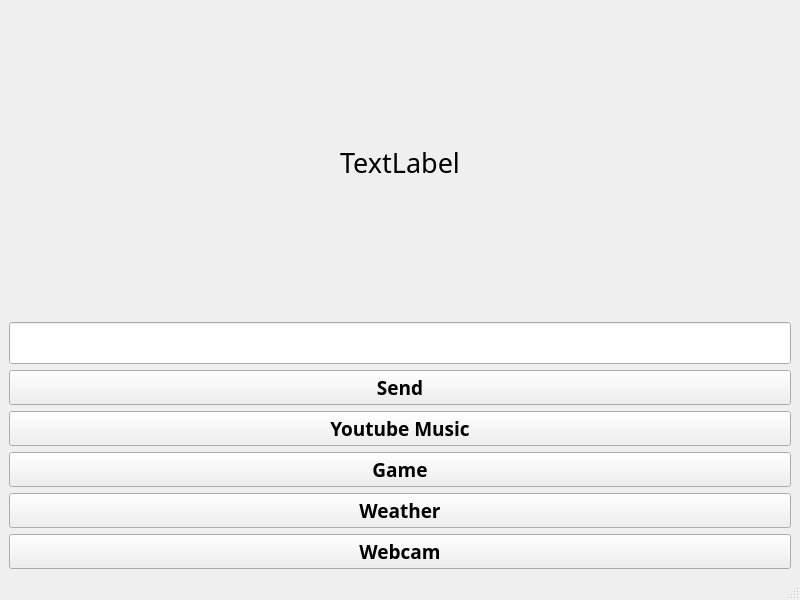
Old version of the form gui/main_window.ui in the repository sammiee5311/ai_assistant.
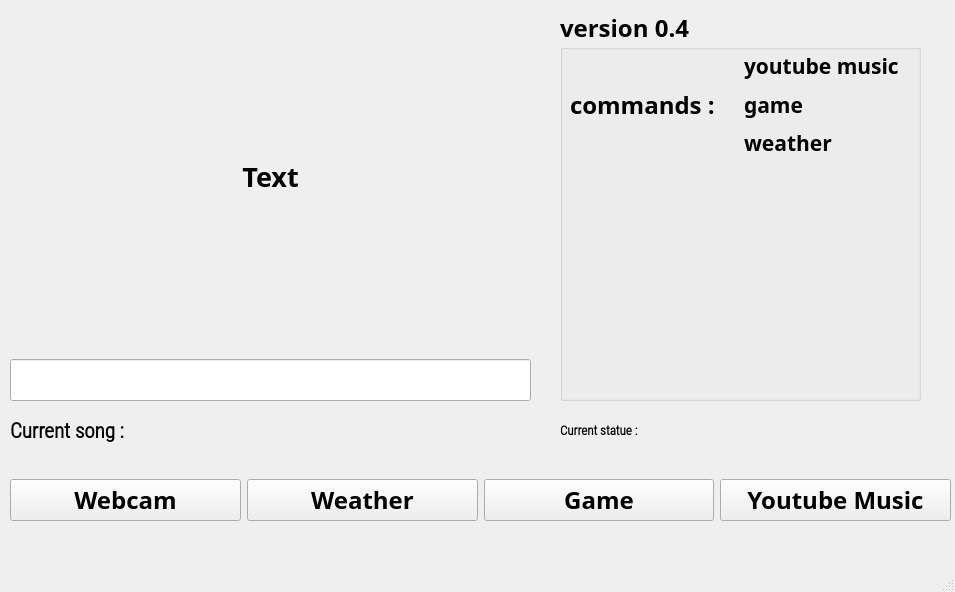
New version of the form.

What changed in the file:
```diff
--- a/gui/main_window.ui
+++ b/gui/main_window.ui
@@ -6,14 +6,95 @@
    <rect>
     <x>0</x>
     <y>0</y>
-    <width>800</width>
-    <height>600</height>
+    <width>955</width>
+    <height>592</height>
    </rect>
   </property>
   <property name="windowTitle">
    <string>MainWindow</string>
   </property>
   <widget class="QWidget" name="centralwidget">
+   <widget class="QWidget" name="horizontalLayoutWidget">
+    <property name="geometry">
+     <rect>
+      <x>10</x>
+      <y>460</y>
+      <width>941</width>
+      <height>81</height>
+     </rect>
+    </property>
+    <layout class="QHBoxLayout" name="horizontalLayout">
+     <item>
+      <widget class="QPushButton" name="webcam_button">
+       <property name="font">
+        <font>
+         <family>Adobe Arabic</family>
+         <pointsize>18</pointsize>
+         <weight>75</weight>
+         <bold>true</bold>
+        </font>
+       </property>
+       <property name="text">
+        <string>Webcam</string>
+       </property>
+      </widget>
+     </item>
+     <item>
+      <widget class="QPushButton" name="weather_button">
+       <property name="font">
+        <font>
+         <family>Adobe Arabic</family>
+         <pointsize>18</pointsize>
+         <weight>75</weight>
+         <bold>true</bold>
+        </font>
+       </property>
+       <property name="text">
+        <string>Weather</string>
+       </property>
+      </widget>
+     </item>
+     <item>
+      <widget class="QPushButton" name="game_button">
+       <property name="font">
+        <font>
+         <family>Adobe Arabic</family>
+         <pointsize>18</pointsize>
+         <weight>75</weight>
+         <bold>true</bold>
+        </font>
+       </property>
+       <property name="text">
+        <string>Game</string>
+       </property>
+      </widget>
+     </item>
+     <item>
+      <widget class="QPushButton" name="youtube_button">
+       <property name="font">
+        <font>
+         <family>Adobe Arabic</family>
+         <pointsize>18</pointsize>
+         <weight>75</weight>
+         <bold>true</bold>
+        </font>
+       </property>
+       <property name="text">
+        <string>Youtube Music</string>
+       </property>
+      </widget>
+     </item>
+    </layout>
+   </widget>
+   <widget class="QWidget" name="verticalLayoutWidget">
+    <property name="geometry">
+     <rect>
+      <x>10</x>
+      <y>0</y>
+      <width>521</width>
+      <height>401</height>
+     </rect>
+    </property>
    <layout class="QVBoxLayout" name="verticalLayout">
     <item>
      <widget class="QLabel" name="chat_output_label">
@@ -21,10 +102,12 @@
        <font>
         <family>Adobe Arabic</family>
         <pointsize>20</pointsize>
+         <weight>75</weight>
+         <bold>true</bold>
        </font>
       </property>
       <property name="text">
-       <string>TextLabel</string>
+        <string>Text</string>
       </property>
       <property name="alignment">
        <set>Qt::AlignCenter</set>
@@ -56,82 +139,181 @@
       </property>
      </widget>
     </item>
+    </layout>
+   </widget>
+   <widget class="QWidget" name="horizontalLayoutWidget_2">
+    <property name="geometry">
+     <rect>
+      <x>10</x>
+      <y>400</y>
+      <width>521</width>
+      <height>61</height>
+     </rect>
+    </property>
+    <layout class="QHBoxLayout" name="horizontalLayout_2">
     <item>
-     <widget class="QPushButton" name="send_button">
+      <widget class="QLabel" name="label_2">
       <property name="font">
        <font>
-        <family>Adobe Arabic</family>
-        <pointsize>14</pointsize>
+         <family>Roboto Condensed Light</family>
+         <pointsize>16</pointsize>
         <weight>75</weight>
         <bold>true</bold>
        </font>
       </property>
       <property name="text">
-       <string>Send</string>
+        <string>Current song :</string>
       </property>
      </widget>
     </item>
     <item>
-     <widget class="QPushButton" name="youtube_button">
+      <widget class="QLabel" name="song_Label">
       <property name="font">
        <font>
+         <family>Roboto Condensed Light</family>
+         <pointsize>15</pointsize>
+         <weight>75</weight>
+         <bold>true</bold>
+        </font>
+       </property>
+       <property name="text">
+        <string/>
+       </property>
+      </widget>
+     </item>
+    </layout>
+   </widget>
+   <widget class="QGroupBox" name="groupBox">
+    <property name="geometry">
+     <rect>
+      <x>560</x>
+      <y>10</y>
+      <width>361</width>
+      <height>391</height>
+     </rect>
+    </property>
+    <property name="font">
+     <font>
         <family>Adobe Arabic</family>
-        <pointsize>14</pointsize>
+      <pointsize>18</pointsize>
         <weight>75</weight>
         <bold>true</bold>
        </font>
       </property>
+    <property name="title">
+     <string>version 0.4</string>
+    </property>
+    <widget class="QWidget" name="horizontalLayoutWidget_3">
+     <property name="geometry">
+      <rect>
+       <x>10</x>
+       <y>40</y>
+       <width>341</width>
+       <height>109</height>
+      </rect>
+     </property>
+     <layout class="QHBoxLayout" name="horizontalLayout_3">
+      <item>
+       <widget class="QLabel" name="label">
+        <property name="font">
+         <font>
+          <pointsize>18</pointsize>
+         </font>
+        </property>
       <property name="text">
-       <string>Youtube Music</string>
+         <string>commands : </string>
       </property>
      </widget>
     </item>
     <item>
-     <widget class="QPushButton" name="game_button">
+       <layout class="QVBoxLayout" name="verticalLayout_3">
+        <item>
+         <widget class="QLabel" name="label_3">
       <property name="font">
        <font>
         <family>Adobe Arabic</family>
-        <pointsize>14</pointsize>
+            <pointsize>16</pointsize>
         <weight>75</weight>
         <bold>true</bold>
        </font>
       </property>
       <property name="text">
-       <string>Game</string>
+           <string>youtube music</string>
       </property>
      </widget>
     </item>
     <item>
-     <widget class="QPushButton" name="weather_button">
+         <widget class="QLabel" name="label_4">
       <property name="font">
        <font>
+            <pointsize>16</pointsize>
+           </font>
+          </property>
+          <property name="text">
+           <string>game</string>
+          </property>
+         </widget>
+        </item>
+        <item>
+         <widget class="QLabel" name="label_5">
+          <property name="font">
+           <font>
         <family>Adobe Arabic</family>
-        <pointsize>14</pointsize>
+            <pointsize>16</pointsize>
+           </font>
+          </property>
+          <property name="text">
+           <string>weather</string>
+          </property>
+         </widget>
+        </item>
+       </layout>
+      </item>
+     </layout>
+    </widget>
+   </widget>
+   <widget class="QWidget" name="horizontalLayoutWidget_4">
+    <property name="geometry">
+     <rect>
+      <x>560</x>
+      <y>410</y>
+      <width>361</width>
+      <height>41</height>
+     </rect>
+    </property>
+    <layout class="QHBoxLayout" name="horizontalLayout_4">
+     <item>
+      <widget class="QLabel" name="label_6">
+       <property name="font">
+        <font>
+         <family>Roboto Condensed Light</family>
+         <pointsize>10</pointsize>
         <weight>75</weight>
         <bold>true</bold>
        </font>
       </property>
       <property name="text">
-       <string>Weather</string>
+        <string>Current statue :</string>
       </property>
      </widget>
     </item>
     <item>
-     <widget class="QPushButton" name="webcam_button">
+      <widget class="QLabel" name="statue">
       <property name="font">
        <font>
-        <family>Adobe Arabic</family>
-        <pointsize>14</pointsize>
+         <family>Roboto Condensed Light</family>
+         <pointsize>15</pointsize>
         <weight>75</weight>
         <bold>true</bold>
        </font>
       </property>
       <property name="text">
-       <string>Webcam</string>
+        <string/>
       </property>
      </widget>
     </item>
    </layout>
+   </widget>
   </widget>
   <widget class="QMenuBar" name="menubar">
    <property name="geometry">
```
Left out of the diff: 2 changed lines with no effect on the pictures. Lines whose indentation alone changed are shown as unchanged.
